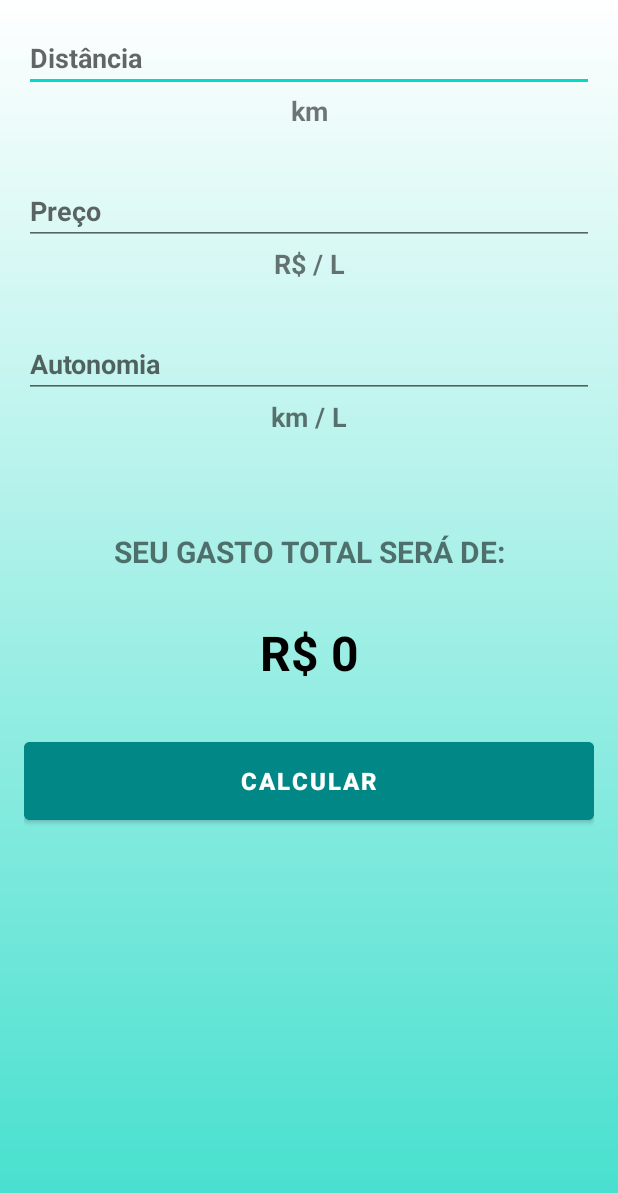
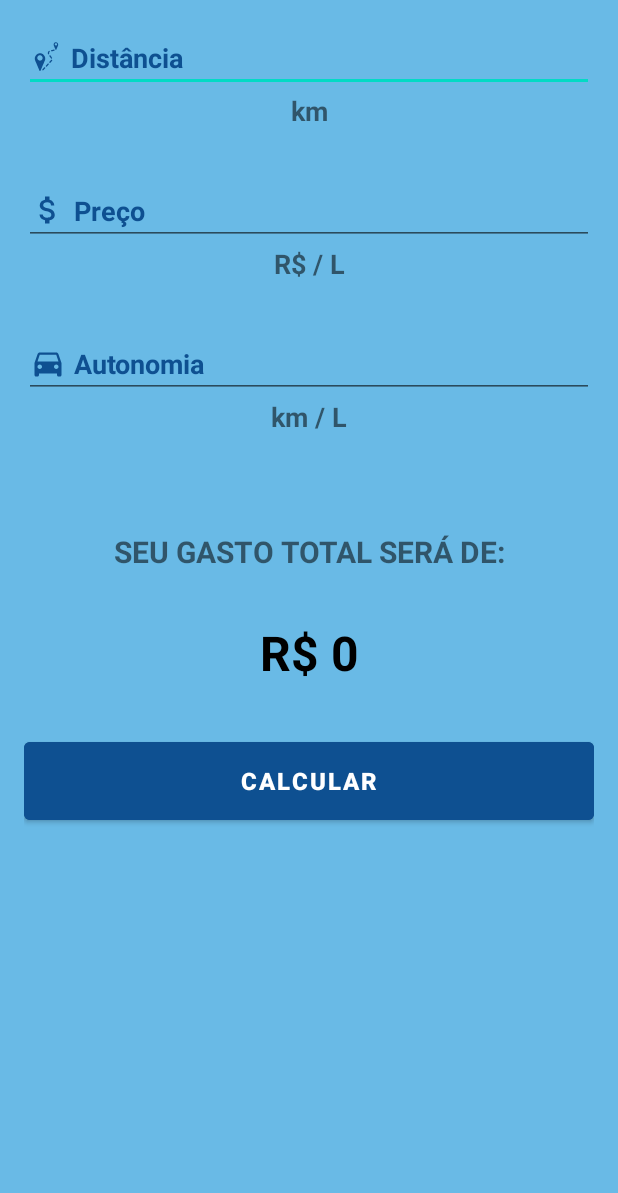
Before and after one commit to giupolub/GastodeViagem, an Android app: the layout activity_main.xml on its own in the app's theme, with its tools: preview values and no code run, on a phone screen of 412 x 824 dp. Shown: the top 1193 px of the screen. Run offline under Robolectric (Android 15) with nearby library versions, the phone set to English and light mode, and no system bars.

Commit message:
alterações no layout

```diff
--- /dev/null
+++ b/app/src/main/res/drawable/ic_autonomy.xml
@@ -0,0 +1,5 @@
+<vector android:height="24dp" android:tint="#000000"
+    android:viewportHeight="24" android:viewportWidth="24"
+    android:width="24dp" xmlns:android="http://schemas.android.com/apk/res/android">
+    <path android:fillColor="@android:color/white" android:pathData="M18.92,6.01C18.72,5.42 18.16,5 17.5,5h-11c-0.66,0 -1.21,0.42 -1.42,1.01L3,12v8c0,0.55 0.45,1 1,1h1c0.55,0 1,-0.45 1,-1v-1h12v1c0,0.55 0.45,1 1,1h1c0.55,0 1,-0.45 1,-1v-8l-2.08,-5.99zM6.5,16c-0.83,0 -1.5,-0.67 -1.5,-1.5S5.67,13 6.5,13s1.5,0.67 1.5,1.5S7.33,16 6.5,16zM17.5,16c-0.83,0 -1.5,-0.67 -1.5,-1.5s0.67,-1.5 1.5,-1.5 1.5,0.67 1.5,1.5 -0.67,1.5 -1.5,1.5zM5,11l1.5,-4.5h11L19,11L5,11z"/>
+</vector>
--- /dev/null
+++ b/app/src/main/res/drawable/ic_distance2.xml
@@ -0,0 +1,20 @@
+<vector android:autoMirrored="true" android:height="24dp"
+    android:viewportHeight="1203" android:viewportWidth="1103"
+    android:width="22.004988dp" xmlns:android="http://schemas.android.com/apk/res/android">
+    <path android:fillColor="#000000"
+        android:pathData="M851.4,112.5c-28.5,5.9 -50.4,26.6 -58.6,55.2 -2.8,10 -3.1,28.5 -0.5,38 1.4,4.8 19.1,48.2 23.7,57.8 0.5,1.1 10.4,24.5 22,52 12.5,29.7 21.9,50.7 23.1,51.7 3,2.6 8.6,2.3 11,-0.5 1.7,-1.9 20.1,-44.5 44,-101.7 3.4,-8 6.9,-16.3 7.9,-18.5 5.1,-11.4 14.9,-35.5 15.9,-39.2 3.8,-14.2 3.4,-29.1 -1.3,-43.8 -3.7,-11.7 -8.9,-19.8 -19.1,-30.1 -7.7,-7.7 -10.5,-9.8 -18.5,-13.7 -5.2,-2.6 -12.2,-5.4 -15.5,-6.3 -8.6,-2.2 -25.4,-2.7 -34.1,-0.9zM882,143.7c11.5,5.4 19.7,16.3 22.1,29.3 4.5,24.8 -19.5,48.8 -44.2,44.2 -13.2,-2.4 -23.9,-10.3 -29.5,-21.7 -2.6,-5.5 -2.9,-6.9 -2.9,-16.5 0,-9.3 0.3,-11.2 2.7,-16.2 4.7,-10 13.7,-18 24.1,-21.4 2.6,-0.9 7.4,-1.3 12.7,-1.1 7.1,0.2 9.6,0.8 15,3.4z" android:strokeColor="#00000000"/>
+    <path android:fillColor="#000000"
+        android:pathData="M801.5,349.7c-1.1,0.2 -14.6,3.3 -30,6.9 -63.2,14.7 -61.3,14.1 -65.6,18.7 -8.5,9 -7.7,23.7 1.6,31.5 4.4,3.5 11.9,5.7 16.7,4.7 18.7,-3.9 88.4,-20.8 90.5,-21.9 6.2,-3.2 11.3,-11.6 11.3,-18.5 0,-12.4 -12.9,-23.6 -24.5,-21.4z" android:strokeColor="#00000000"/>
+    <path android:fillColor="#000000"
+        android:pathData="M632.2,397.5c-6.7,2.9 -18.8,16.2 -25.4,28 -9.1,16.2 -12.2,29.5 -11.5,49.3 0.7,20.6 4.5,32 12.6,37.7 3.9,2.7 5,3 12,3 6.8,-0 8.3,-0.3 11.9,-2.7 8.8,-5.9 11.7,-16.3 7.7,-27.8 -2.7,-7.7 -2.5,-20.3 0.5,-29 2.9,-8.5 5.1,-12.1 12.8,-20.3 7.2,-7.7 9.2,-11.7 9.2,-18.2 0,-12 -9.4,-21.5 -21.2,-21.5 -2.9,0.1 -6.8,0.7 -8.6,1.5z" android:strokeColor="#00000000"/>
+    <path android:fillColor="#000000"
+        android:pathData="M317.5,479.7c-41.6,5.1 -74.5,20.2 -102.6,47.1 -25.9,24.7 -40.8,50.5 -49.9,85.9 -4.1,16.1 -5.4,29 -4.7,47.8 1,24.4 4.8,40.8 15.6,66.2 3.2,7.6 8.9,21 12.6,29.8 3.7,8.8 11.1,26.3 16.5,39 5.4,12.6 16,37.6 23.5,55.5 7.5,17.9 15.6,37 18,42.5 2.3,5.5 7.3,17.2 11,26 3.7,8.8 14.8,35.1 24.7,58.5 9.9,23.4 22,51.9 26.9,63.4 5.2,12.4 9.9,22 11.5,23.7 6.3,6.6 17.9,7.6 25.5,2.3 4.8,-3.3 4.4,-2.5 26.4,-54.9 9.8,-23.1 21.5,-50.8 26,-61.5 4.6,-10.7 13.3,-31.4 19.5,-46 6.2,-14.6 16.1,-38 22,-52 5.9,-14 16.4,-38.8 23.3,-55 6.9,-16.2 16.9,-39.9 22.2,-52.5 15.6,-36.9 18.3,-44.9 21.6,-63.5 2.3,-13.2 2.7,-38.2 0.8,-51.5 -5.2,-37.5 -23.1,-73.8 -49.4,-100 -33.8,-33.9 -77.5,-51.8 -125,-51.3 -7.1,-0 -14.3,0.3 -16,0.5zM350.7,546.6c31.8,6.6 56.9,29.1 67.4,60.6 2.7,8 3.2,11.1 3.6,22.9 0.6,15.6 -1,25.9 -5.7,37.2 -10.6,25.2 -29.8,43.3 -54.9,51.7 -18.5,6.2 -37.9,6.2 -56.6,-0.1 -50.9,-17.1 -75.5,-75.3 -52.1,-123.4 12.3,-25.3 34.8,-43 62.1,-48.8 9.4,-2 26.7,-2.1 36.2,-0.1z" android:strokeColor="#00000000"/>
+    <path android:fillColor="#000000"
+        android:pathData="M663.5,544.9c-12,3 -19.4,14.5 -16.5,25.8 1.1,4.4 2.8,7.3 12,19.8 2.1,2.7 11.9,16.5 22,30.5 10,14 19.8,27.2 21.9,29.3 10.8,11.3 29.9,6.8 35,-8.2 1.5,-4.6 1.4,-10.5 -0.3,-14.5 -1.1,-2.7 -39.9,-57.5 -51.8,-73.3 -5.6,-7.4 -14.7,-11.2 -22.3,-9.4z" android:strokeColor="#00000000"/>
+    <path android:fillColor="#000000"
+        android:pathData="M716.8,695.4c-5.9,2.1 -8.4,4.2 -12.6,10.3 -2.2,3.2 -15.5,17.9 -29.6,32.8 -14.2,14.8 -26.7,28.8 -27.8,31 -4.1,7.8 -2.1,19.2 4.4,25.2 6,5.6 17.3,7 24.7,3 2.2,-1.2 9.6,-8.1 16.3,-15.2 6.7,-7.2 18.2,-19.4 25.5,-27.2 25.2,-26.6 29.3,-33.8 25.9,-45.7 -1.9,-6.4 -7.1,-11.9 -13.4,-14 -5.5,-1.9 -8.5,-1.9 -13.4,-0.2z" android:strokeColor="#00000000"/>
+    <path android:fillColor="#000000"
+        android:pathData="M598.5,821.9c-3.7,1.7 -12.4,10.1 -30.6,29.6 -4.1,4.4 -11,11.8 -15.5,16.5 -4.4,4.7 -11.1,11.7 -14.8,15.7 -4.3,4.5 -6.5,7.6 -6,8.4 0.4,0.7 0.3,1 -0.3,0.6 -1.4,-0.9 -4.3,6.3 -4.3,10.5 0,5.2 2.2,10.7 5.7,14.3 4.5,4.6 8.4,6.6 14.7,7.2 9,0.9 12.2,-1.7 41.8,-33.2 33.4,-35.5 35.2,-37.5 36.8,-40.5 5.4,-10.3 1,-24 -9.4,-28.8 -5.6,-2.7 -12.7,-2.8 -18.1,-0.3z" android:strokeColor="#00000000"/>
+    <path android:fillColor="#000000"
+        android:pathData="M483.1,945.5c-5.4,1.7 -6.7,3 -41.9,40.3 -17.1,18.1 -28.4,30.9 -29.5,33.4 -6.1,13.3 2.8,28.6 17.2,29.6 9.8,0.7 12.2,-0.7 25.7,-14.7 32.1,-33.3 52.8,-56 54.5,-59.6 7.7,-16.5 -8.5,-34.7 -26,-29z" android:strokeColor="#00000000"/>
+</vector>
--- /dev/null
+++ b/app/src/main/res/drawable/ic_money.xml
@@ -0,0 +1,5 @@
+<vector android:height="24dp" android:tint="#000000"
+    android:viewportHeight="24" android:viewportWidth="24"
+    android:width="24dp" xmlns:android="http://schemas.android.com/apk/res/android">
+    <path android:fillColor="@android:color/white" android:pathData="M11.8,10.9c-2.27,-0.59 -3,-1.2 -3,-2.15 0,-1.09 1.01,-1.85 2.7,-1.85 1.78,0 2.44,0.85 2.5,2.1h2.21c-0.07,-1.72 -1.12,-3.3 -3.21,-3.81V3h-3v2.16c-1.94,0.42 -3.5,1.68 -3.5,3.61 0,2.31 1.91,3.46 4.7,4.13 2.5,0.6 3,1.48 3,2.41 0,0.69 -0.49,1.79 -2.7,1.79 -2.06,0 -2.87,-0.92 -2.98,-2.1h-2.2c0.12,2.19 1.76,3.42 3.68,3.83V21h3v-2.15c1.95,-0.37 3.5,-1.5 3.5,-3.55 0,-2.84 -2.43,-3.81 -4.7,-4.4z"/>
+</vector>
--- a/app/src/main/res/drawable/shape_background.xml
+++ b/app/src/main/res/drawable/shape_background.xml
@@ -2,8 +2,9 @@
 <shape xmlns:android="http://schemas.android.com/apk/res/android">
 
     <gradient
-        android:startColor="@color/green_water"
-        android:endColor="@color/white"
-        android:type="linear"
-        android:angle="90" />
+        android:startColor="#0288D1"
+        android:endColor="#0288D1"
+        android:angle="45"
+        android:centerColor="@color/white" />
+
 </shape>
--- a/app/src/main/res/layout/activity_main.xml
+++ b/app/src/main/res/layout/activity_main.xml
@@ -3,17 +3,21 @@
     xmlns:tools="http://schemas.android.com/tools"
     android:layout_width="match_parent"
     android:layout_height="match_parent"
+    android:background="#69BAE6"
     android:orientation="vertical"
     android:padding="16dp"
-    android:background="@drawable/shape_background"
     tools:context=".MainActivity">
 
     <EditText
         android:id="@+id/edit_distance"
         android:layout_width="match_parent"
         android:layout_height="wrap_content"
+        android:drawableStart="@drawable/ic_distance2"
+        android:drawablePadding="5dp"
+        android:drawableTint="@color/blue_1"
         android:hint="@string/distance"
         android:inputType="numberDecimal"
+        android:textColorHint="@color/blue_1"
         android:textStyle="bold" />
 
     <TextView
@@ -29,8 +33,12 @@
         android:layout_width="match_parent"
         android:layout_height="wrap_content"
         android:layout_marginTop="32dp"
+        android:drawableStart="@drawable/ic_money"
+        android:drawablePadding="5dp"
+        android:drawableTint="@color/blue_1"
         android:hint="@string/price"
         android:inputType="numberDecimal"
+        android:textColorHint="@color/blue_1"
         android:textStyle="bold" />
 
     <TextView
@@ -46,8 +54,12 @@
         android:layout_width="match_parent"
         android:layout_height="wrap_content"
         android:layout_marginTop="32dp"
+        android:drawableStart="@drawable/ic_autonomy"
+        android:drawablePadding="5dp"
+        android:drawableTint="@color/blue_1"
         android:hint="@string/autonomy"
         android:inputType="numberDecimal"
+        android:textColorHint="@color/blue_1"
         android:textStyle="bold" />
 
     <TextView
@@ -59,6 +71,7 @@
         android:textStyle="bold" />
 
     <TextView
+
         android:layout_width="match_parent"
         android:layout_height="wrap_content"
         android:layout_marginTop="64dp"
@@ -85,7 +98,7 @@
         android:layout_width="match_parent"
         android:layout_height="64dp"
         android:layout_marginTop="32dp"
-        android:backgroundTint="@color/teal_700"
+        android:backgroundTint="#0E5091"
         android:text="@string/calculate"
         android:textSize="16sp"
         android:textStyle="bold" />
--- a/app/src/main/res/values/colors.xml
+++ b/app/src/main/res/values/colors.xml
@@ -9,5 +9,7 @@
     <color name="white">#FFFFFFFF</color>
 
     <color name="green_water">#42DFCD</color>
+    <color name="blue_1">#0E5091</color>
 
+    #0E5091
 </resources>
--- a/app/src/main/res/values/themes.xml
+++ b/app/src/main/res/values/themes.xml
@@ -2,8 +2,8 @@
     <!-- Base application theme. -->
     <style name="Theme.GastoDeViagem" parent="Theme.MaterialComponents.DayNight.DarkActionBar">
         <!-- Primary brand color. -->
-        <item name="colorPrimary">@color/teal_700</item>
-        <item name="colorPrimaryVariant">@color/purple_700</item>
+        <item name="colorPrimary">@color/blue_1</item>
+        <item name="colorPrimaryVariant">@color/black</item>
         <item name="colorOnPrimary">@color/white</item>
         <!-- Secondary brand color. -->
         <item name="colorSecondary">@color/teal_200</item>
```
